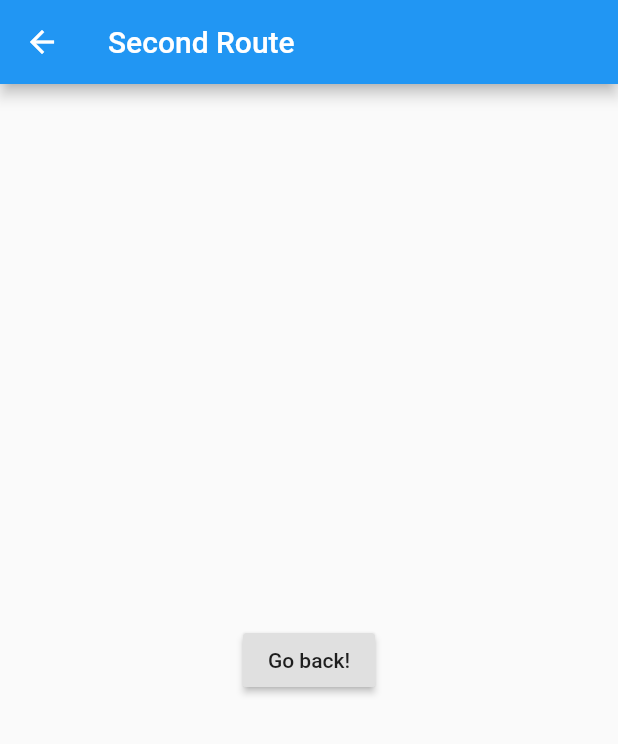
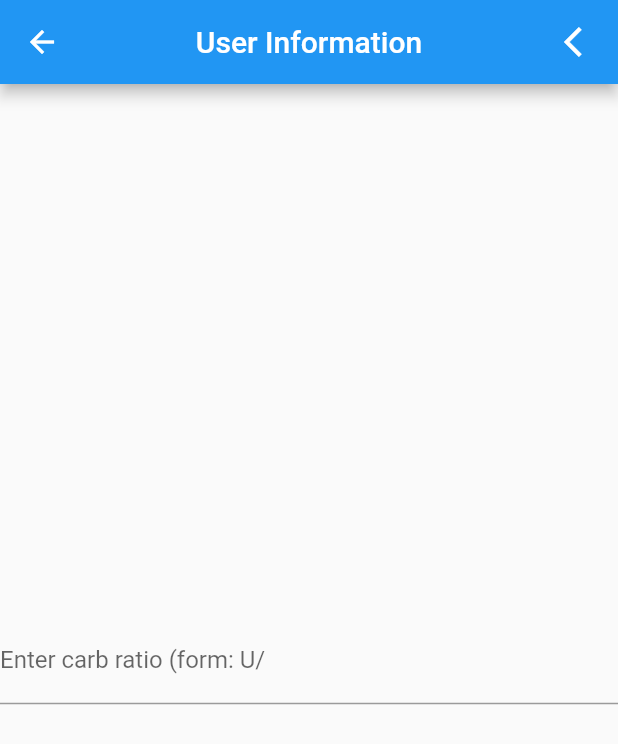
Before and after one commit to sarrasou/sugr, a Flutter app: the Saved screen opened by its route, on a phone screen of 412 x 824 dp. Shown: the top 744 px of the screen. Run offline on Flutter 3.47's test engine with Material 2 defaults, Android fonts, the phone set to English and light mode, and no system bars; our stand-ins replace camera.

Commit message:
Saved includes input

```diff
--- a/lib/main.dart
+++ b/lib/main.dart
@@ -61,14 +61,19 @@ class Saved extends StatelessWidget {
   Widget build(BuildContext context) {
     return Scaffold(
       appBar: AppBar(
-        title: Text("Second Route"),
+        title: Text("User Information"),
+        centerTitle: true,
+        actions: <Widget>[
+          IconButton(
+              icon: Icon(Icons.arrow_back_ios),
+              onPressed: () {
+                Navigator.pop(context);
+              }),
+        ],
       ),
       body: Center(
-        child: RaisedButton(
-          onPressed: () {
-            Navigator.pop(context);
-          },
-          child: Text('Go back!'),
+        child: TextFormField(
+          decoration: InputDecoration(labelText: 'Enter carb ratio (form: U/'),
         ),
       ),
     );
```
Also changed, not shown: 2 other files.
